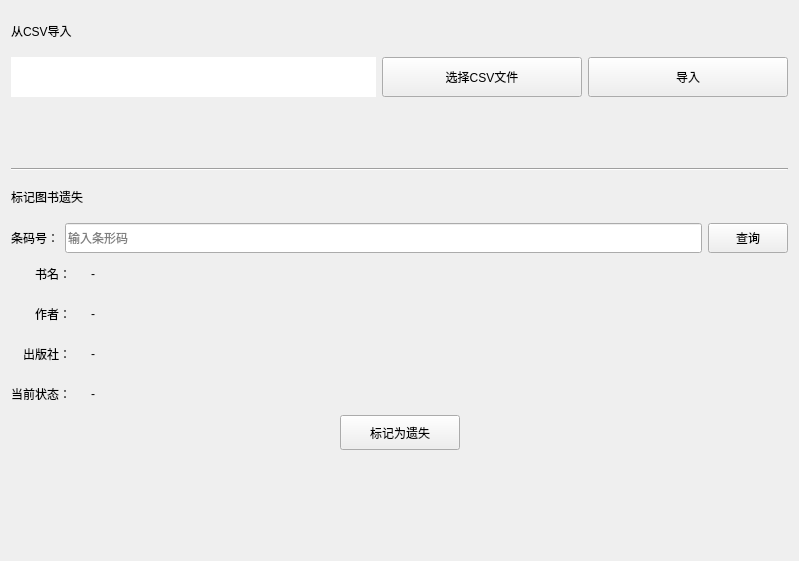
Above: src/EditBookForm.ui from zhiweij1/LibrarySystem before the change. Below: the same form after it.
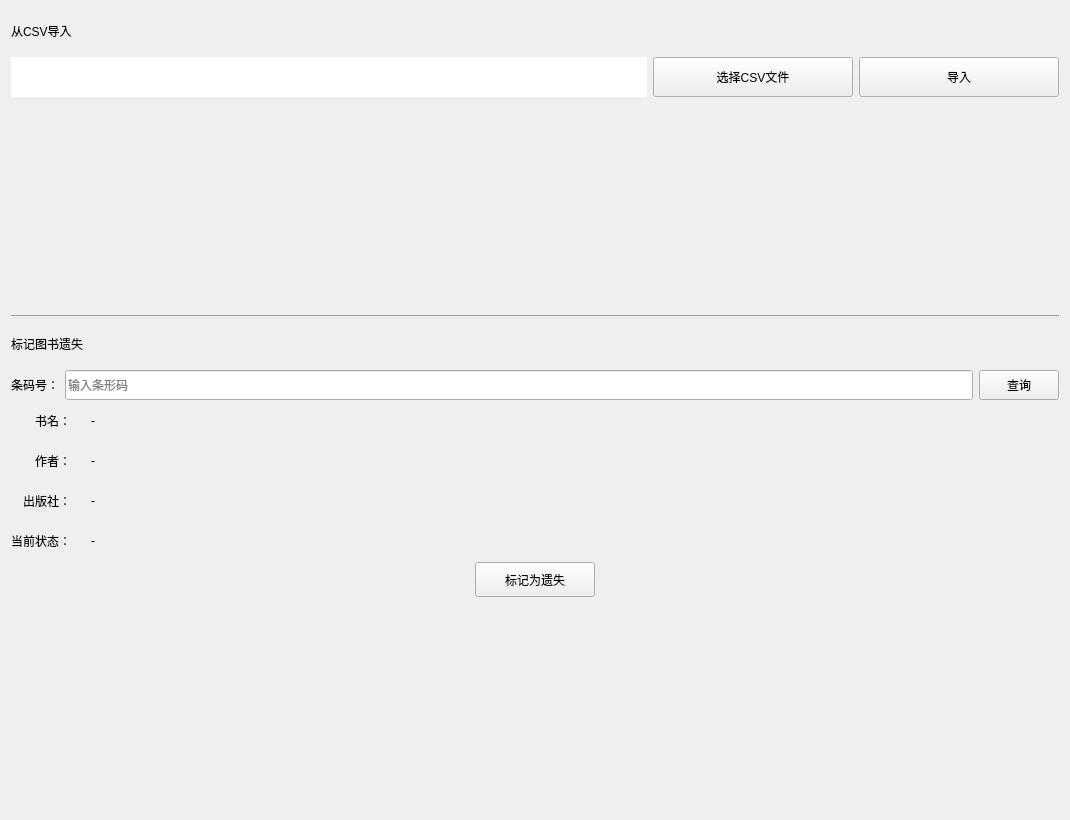
That is the form after the change.

Commit message: Unify style (#15)

The edit to the form file:
```diff
--- a/src/EditBookForm.ui
+++ b/src/EditBookForm.ui
@@ -6,8 +6,8 @@
    <rect>
     <x>0</x>
     <y>0</y>
-    <width>799</width>
-    <height>561</height>
+    <width>1070</width>
+    <height>820</height>
    </rect>
   </property>
   <property name="windowTitle">
@@ -106,6 +106,9 @@
    </item>
    <item>
     <widget class="Line" name="line">
+     <property name="styleSheet">
+      <string notr="true">background-color: #E0E0E0; max-height: 1px;</string>
+     </property>
      <property name="orientation">
       <enum>Qt::Orientation::Horizontal</enum>
      </property>
```
The commit also changes 14 other files.
